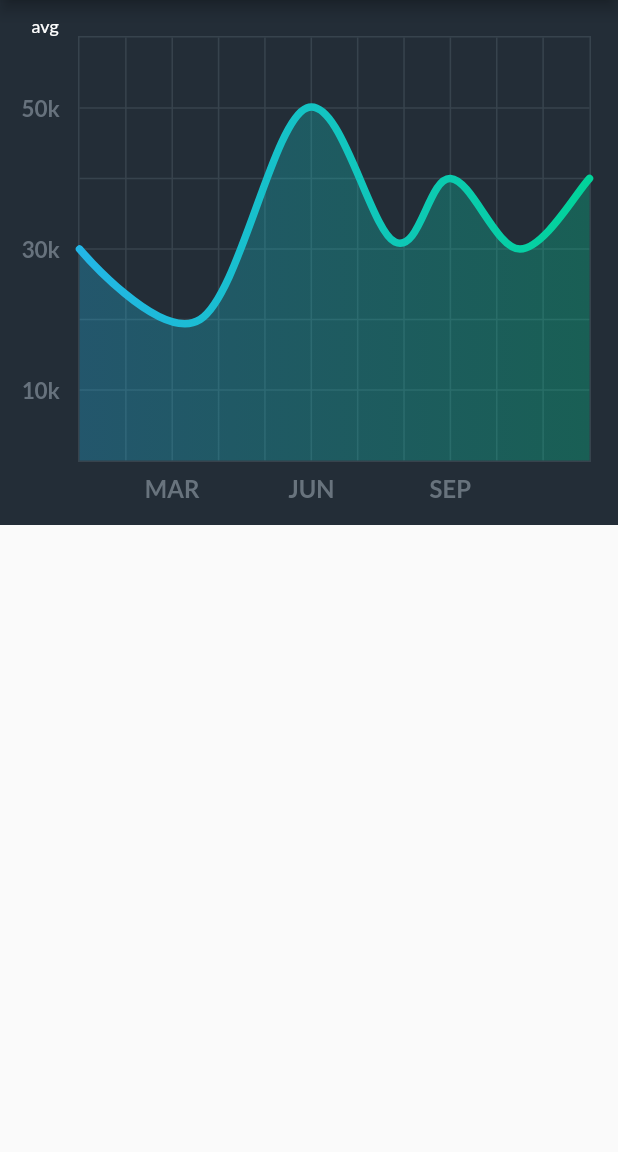
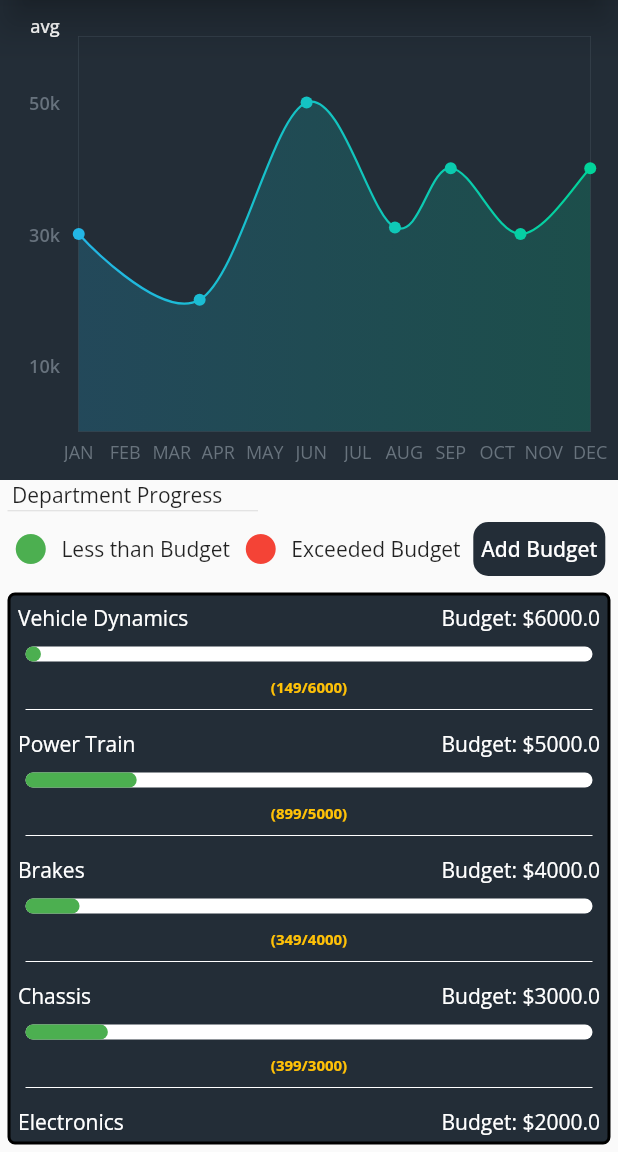
Before and after one commit to msharibahmed/zfr_inventory_app, a Flutter app: the screen it shows after launch, on a phone screen of 412 x 824 dp, the part 84-1236 px from its top. Run offline on Flutter 3.47's test engine with Material 2 defaults, Android fonts, the phone set to English and light mode, and no system bars; drawn by our look-alikes of fl_chart; our stand-ins replace google_fonts.

Commit message:
added charts, budget wise progress,modal sheet for budget

```diff
--- a/lib/main.dart
+++ b/lib/main.dart
@@ -31,7 +31,7 @@ class MyApp extends StatelessWidget {
       child: MaterialApp(
         theme: ThemeData(primarySwatch: Colors.amber,
           accentColor: Colors.deepOrange,
-          textTheme: GoogleFonts.latoTextTheme(
+          textTheme: GoogleFonts.openSansTextTheme(
             Theme.of(context).textTheme,
           ),
         ),
--- a/lib/screens/department_screen.dart
+++ b/lib/screens/department_screen.dart
@@ -1,4 +1,5 @@
 import 'package:flutter/material.dart';
+import 'package:zfr_inventory_app/widgets/drawer_widget.dart';
 
 import '../widgets/department_card.dart';
 
@@ -6,7 +7,7 @@ class DepartmentScreen extends StatelessWidget {
   static const routeName = 'department-screen';
   @override
   Widget build(BuildContext context) {
-    return Scaffold(
+    return Scaffold(drawer: Drawer(child:DrawerWidget()),
         appBar: AppBar(
             elevation: 10,
             shadowColor: Colors.green,
--- a/lib/screens/home_screen.dart
+++ b/lib/screens/home_screen.dart
@@ -1,4 +1,5 @@
 import 'package:flutter/material.dart';
+import 'package:zfr_inventory_app/widgets/department_progress.dart';
 import '../main_imports.dart';
 import '../widgets/cost_chart%20.dart';
 
@@ -22,6 +23,7 @@ class _HomeScreenState extends State<HomeScreen> {
         child: DrawerWidget(),
       ),
       appBar: AppBar(
+        elevation: 10,
         title: Text(
           'ZFR Inventory',
         ),
@@ -36,9 +38,12 @@ class _HomeScreenState extends State<HomeScreen> {
               })
         ],
       ),
-      body: button ? DepartmentChart() : LineChartSample2(),
+      body: Column(
+        children: [
+          button ? DepartmentChart() : LineChartSample2(),
+          DepartmentProgress()
+        ],
+      ),
     );
   }
 }
-// Column(
-// children: [DepartmentChart(), LineChartSample2()]
--- a/lib/widgets/cost_chart .dart
+++ b/lib/widgets/cost_chart .dart
@@ -19,12 +19,12 @@ class _LineChartSample2State extends State<LineChartSample2> {
     return Stack(
       children: <Widget>[
         Container(
-         height: 350,
+          height: 320,
           width: double.infinity,
-            decoration: const BoxDecoration(
-                color: Color(0xff232d37)),
+          decoration: const BoxDecoration(color: Color(0xff232d37)),
           child: Padding(
-              padding: const EdgeInsets.only(right: 18.0, left: 12.0, top: 24, bottom: 12),
+            padding: const EdgeInsets.only(
+                right: 18.0, left: 12.0, top: 24, bottom: 12),
             child: LineChart(
               showAvg ? avgData() : mainData(),
             ),
@@ -42,7 +42,9 @@ class _LineChartSample2State extends State<LineChartSample2> {
             child: Text(
               'avg',
               style: TextStyle(
-                  fontSize: 12, color: showAvg ? Colors.white.withOpacity(0.5) : Colors.white),
+                  fontSize: 12,
+                  color:
+                      showAvg ? Colors.white.withOpacity(0.5) : Colors.white),
             ),
           ),
         ),
@@ -58,13 +60,13 @@ class _LineChartSample2State extends State<LineChartSample2> {
         getDrawingHorizontalLine: (value) {
           return FlLine(
             color: const Color(0xff37434d),
-            strokeWidth: 1,
+            strokeWidth: 0,
           );
         },
         getDrawingVerticalLine: (value) {
           return FlLine(
             color: const Color(0xff37434d),
-            strokeWidth: 1,
+            strokeWidth: 0,
           );
         },
       ),
@@ -72,28 +74,49 @@ class _LineChartSample2State extends State<LineChartSample2> {
         show: true,
         bottomTitles: SideTitles(
           showTitles: true,
-          reservedSize: 22,
-          textStyle:
-              const TextStyle(color: Color(0xff68737d), fontWeight: FontWeight.bold, fontSize: 16),
+          reservedSize: 15,
+          textStyle: const TextStyle(
+              color: Color(0xff68737d),
+              fontWeight: FontWeight.normal,
+              fontSize: 12),
           getTitles: (value) {
             switch (value.toInt()) {
+              case 0:
+                return 'JAN';
+              case 1:
+                return 'FEB';
               case 2:
                 return 'MAR';
+              case 3:
+                return 'APR';
+              case 4:
+                return 'MAY';
               case 5:
                 return 'JUN';
+
+              case 6:
+                return 'JUL';
+              case 7:
+                return 'AUG';
               case 8:
                 return 'SEP';
+              case 9:
+                return 'OCT';
+              case 10:
+                return 'NOV';
+              case 11:
+                return 'DEC';
             }
             return '';
           },
-          margin: 8,
+          margin: 5,
         ),
         leftTitles: SideTitles(
           showTitles: true,
           textStyle: const TextStyle(
             color: Color(0xff67727d),
-            fontWeight: FontWeight.bold,
-            fontSize: 15,
+            fontWeight: FontWeight.w600,
+            fontSize: 12,
           ),
           getTitles: (value) {
             switch (value.toInt()) {
@@ -110,8 +133,9 @@ class _LineChartSample2State extends State<LineChartSample2> {
           margin: 12,
         ),
       ),
-      borderData:
-          FlBorderData(show: true, border: Border.all(color: const Color(0xff37434d), width: 1)),
+      borderData: FlBorderData(
+          show: true,
+          border: Border.all(color: const Color(0xff37434d), width: 0.5)),
       minX: 0,
       maxX: 11,
       minY: 0,
@@ -129,14 +153,15 @@ class _LineChartSample2State extends State<LineChartSample2> {
           ],
           isCurved: true,
           colors: gradientColors,
-          barWidth: 5,
+          barWidth: 1.5,
           isStrokeCapRound: true,
           dotData: FlDotData(
-            show: false,
+            show: true,
           ),
           belowBarData: BarAreaData(
             show: true,
-            colors: gradientColors.map((color) => color.withOpacity(0.3)).toList(),
+            colors:
+                gradientColors.map((color) => color.withOpacity(0.2)).toList(),
           ),
         ),
       ],
@@ -166,17 +191,37 @@ class _LineChartSample2State extends State<LineChartSample2> {
         show: true,
         bottomTitles: SideTitles(
           showTitles: true,
-          reservedSize: 22,
-          textStyle:
-              const TextStyle(color: Color(0xff68737d), fontWeight: FontWeight.bold, fontSize: 16),
+          reservedSize: 12,
+          textStyle: const TextStyle(
+              color: Color(0xff68737d),
+              fontWeight: FontWeight.normal,
+              fontSize: 12),
           getTitles: (value) {
             switch (value.toInt()) {
+              case 0:
+                return 'JAN';
+              case 1:
+                return 'FEB';
               case 2:
                 return 'MAR';
+              case 3:
+                return 'APR';
+              case 4:
+                return 'MAY';
               case 5:
                 return 'JUN';
+              case 6:
+                return 'JUL';
+              case 7:
+                return 'AUG';
               case 8:
                 return 'SEP';
+              case 9:
+                return 'OCT';
+              case 10:
+                return 'NOV';
+              case 11:
+                return 'DEC';
             }
             return '';
           },
@@ -186,8 +231,7 @@ class _LineChartSample2State extends State<LineChartSample2> {
           showTitles: true,
           textStyle: const TextStyle(
             color: Color(0xff67727d),
-            fontWeight: FontWeight.bold,
-            fontSize: 15,
+            fontSize: 12,
           ),
           getTitles: (value) {
             switch (value.toInt()) {
@@ -200,12 +244,13 @@ class _LineChartSample2State extends State<LineChartSample2> {
             }
             return '';
           },
-          reservedSize: 28,
+          reservedSize: 22,
           margin: 12,
         ),
       ),
-      borderData:
-          FlBorderData(show: true, border: Border.all(color: const Color(0xff37434d), width: 1)),
+      borderData: FlBorderData(
+          show: true,
+          border: Border.all(color: const Color(0xff37434d), width: 1)),
       minX: 0,
       maxX: 11,
       minY: 0,
@@ -223,17 +268,23 @@ class _LineChartSample2State extends State<LineChartSample2> {
           ],
           isCurved: true,
           colors: [
-            ColorTween(begin: gradientColors[0], end: gradientColors[1]).lerp(0.2),
-            ColorTween(begin: gradientColors[0], end: gradientColors[1]).lerp(0.2),
+            ColorTween(begin: gradientColors[0], end: gradientColors[1])
+                .lerp(0.2),
+            ColorTween(begin: gradientColors[0], end: gradientColors[1])
+                .lerp(0.2),
           ],
-          barWidth: 5,
+          barWidth: 1.5,
           isStrokeCapRound: true,
           dotData: FlDotData(
-            show: false,
+            show: true,
           ),
           belowBarData: BarAreaData(show: true, colors: [
-            ColorTween(begin: gradientColors[0], end: gradientColors[1]).lerp(0.2).withOpacity(0.1),
-            ColorTween(begin: gradientColors[0], end: gradientColors[1]).lerp(0.2).withOpacity(0.1),
+            ColorTween(begin: gradientColors[0], end: gradientColors[1])
+                .lerp(0.2)
+                .withOpacity(0.1),
+            ColorTween(begin: gradientColors[0], end: gradientColors[1])
+                .lerp(0.2)
+                .withOpacity(0.1),
           ]),
         ),
       ],
--- a/lib/widgets/department_chart.dart
+++ b/lib/widgets/department_chart.dart
@@ -12,7 +12,7 @@ class _DepartmentChartState extends State<DepartmentChart> {
   @override
   Widget build(BuildContext context) {
     return Container(
-      height: 350,
+      height: 320,
       margin: const EdgeInsets.symmetric(horizontal: 2.0),
       padding: const EdgeInsets.all(15),
       decoration: BoxDecoration(
--- /dev/null
+++ b/lib/widgets/department_progress.dart
@@ -0,0 +1,164 @@
+import 'package:flutter/material.dart';
+import 'package:zfr_inventory_app/main_imports.dart';
+
+import 'home_modal_sheet.dart';
+
+class DepartmentProgress extends StatelessWidget {
+  @override
+  Widget build(BuildContext context) {
+    final dep1aData = Provider.of<SteeringProvider>(context);
+    final dep1bData = Provider.of<SuspensionProvider>(context);
+    final dep2aData = Provider.of<ExhaustProvider>(context);
+    final dep2bData = Provider.of<CoolingProvider>(context);
+    final dep2cData = Provider.of<IntakeProvider>(context);
+    final dep2dData = Provider.of<DriveTrainProvider>(context);
+    final dep3Data = Provider.of<BrakesProvider>(context);
+    final dep4Data = Provider.of<ChassisProvider>(context);
+    final dep5Data = Provider.of<ElectronicsProvider>(context);
+    final dep6Data = Provider.of<MiscellaneousProvider>(context);
+
+    double wdth = MediaQuery.of(context).size.width * 1;
+
+    double budget1 = 6000.0;
+    double totalCost1 = (dep1aData.totalItemCost + dep1bData.totalItemCost);
+    double budget2 = 5000;
+    double totalCost2 = (dep2aData.totalItemCost +
+        dep2bData.totalItemCost +
+        dep2cData.totalItemCost +
+        dep2dData.totalItemCost);
+    double budget3 = 4000;
+    double totalCost3 = dep3Data.totalItemCost;
+    double budget4 = 3000;
+
+    double totalCost4 = dep4Data.totalItemCost;
+
+    double budget5 = 2000;
+
+    double totalCost5 = dep5Data.totalItemCost;
+    double budget6 = 1000;
+
+    double totalCost6 = dep6Data.totalItemCost;
+    Divider dv = Divider(
+      color: Colors.white,
+      endIndent: 10,
+      indent: 10,
+    );
+    Column clmn(
+      String name,
+      double totalCost,
+      double budget,
+    ) {
+      return Column(
+        children: [
+          Padding(
+            padding: const EdgeInsets.only(left: 5.0, top: 5, right: 5),
+            child: Row(
+              children: [
+                Text(name, style: TextStyle(color: Colors.white)),
+                Spacer(),
+                Text('Budget: \$$budget', style: TextStyle(color: Colors.white))
+              ],
+            ),
+          ),
+          Stack(
+            children: [
+              Container(
+                  margin: EdgeInsets.all(10),
+                  width: wdth,
+                  height: 10,
+                  decoration: BoxDecoration(
+                      borderRadius: BorderRadius.circular(5),
+                      color: Colors.white)),
+              Container(
+                  margin: EdgeInsets.all(10),
+                  width: (totalCost) < budget
+                      ? ((totalCost) / budget) * wdth
+                      : wdth,
+                  height: 10,
+                  decoration: BoxDecoration(
+                      borderRadius: BorderRadius.circular(5),
+                      color: totalCost < budget ? Colors.green : Colors.red))
+            ],
+          ),
+          Text('\(${totalCost.toInt()}/${budget.toInt()})',
+              textAlign: TextAlign.end,
+              style: TextStyle(
+                  color: Colors.amber,
+                  fontSize: 10,
+                  fontWeight: FontWeight.bold))
+        ],
+      );
+    }
+
+    return Expanded(
+        child: Column(
+      crossAxisAlignment: CrossAxisAlignment.start,
+      children: [
+        Padding(
+          padding: const EdgeInsets.only(left: 8.0),
+          child: Text(
+            'Department Progress',
+          ),
+        ),
+        Divider(
+          height: 3,
+          indent: 5,
+          endIndent: 240,
+        ),
+        Row(mainAxisAlignment: MainAxisAlignment.spaceEvenly, children: [
+          Icon(
+            Icons.brightness_1,
+            color: Colors.green,
+          ),
+          Text(
+            'Less than Budget',
+          ),
+          Icon(Icons.brightness_1, color: Colors.red),
+          Text(
+            'Exceeded Budget',
+          ),
+          FlatButton(
+              shape: RoundedRectangleBorder(
+                  borderRadius: BorderRadius.circular(10)),
+              padding: EdgeInsets.all(0.0),
+              color: Color(0xff232d37),
+              onPressed: () {
+                showModalBottomSheet(
+                    context: context,
+                    builder: (context) {
+                      return HomeModalSheet();
+                    });
+              },
+              child: Text('Add Budget', style: TextStyle(color: Colors.white)))
+        ]),
+        Expanded(
+          child: Container(
+              margin: EdgeInsets.all(5),
+              width: double.infinity,
+              decoration: BoxDecoration(
+                  border: Border.all(width: 2),
+                  borderRadius: BorderRadius.circular(5),
+                  color: Color(0xff232d37)),
+              child: SingleChildScrollView(
+                child: Column(
+                  crossAxisAlignment: CrossAxisAlignment.start,
+                  children: [
+                    clmn('Vehicle Dynamics', totalCost1, budget1),
+                    dv,
+                    clmn('Power Train', totalCost2, budget2),
+                    dv,
+                    clmn('Brakes', totalCost3, budget3),
+                    dv,
+                    clmn('Chassis', totalCost4, budget4),
+                    dv,
+                    clmn('Electronics', totalCost5, budget5),
+                    dv,
+                    clmn('Miscellaneous', totalCost6, budget6),
+                  ],
+                ),
+              )),
+        ),
+      ],
+    ));
+  }
+}
```
Also changed, not shown: lib/widgets/drawer_widget.dart (+23 -4 lines), lib/widgets/home_modal_sheet.dart (added, +70 -0 lines). Lines whose indentation alone changed are shown as unchanged.
